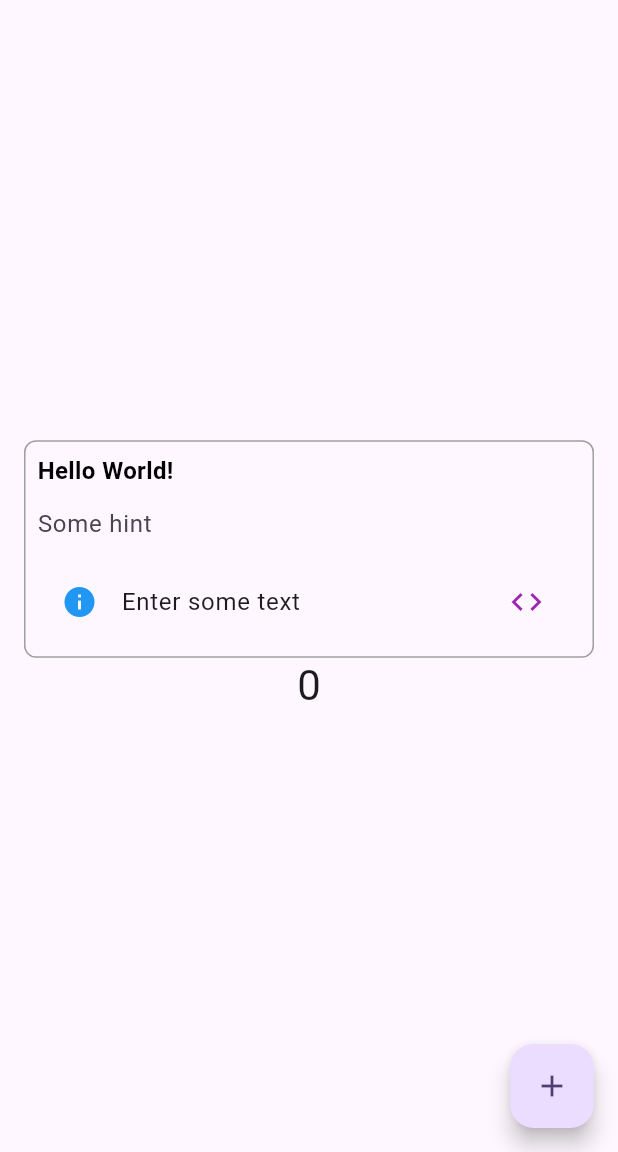
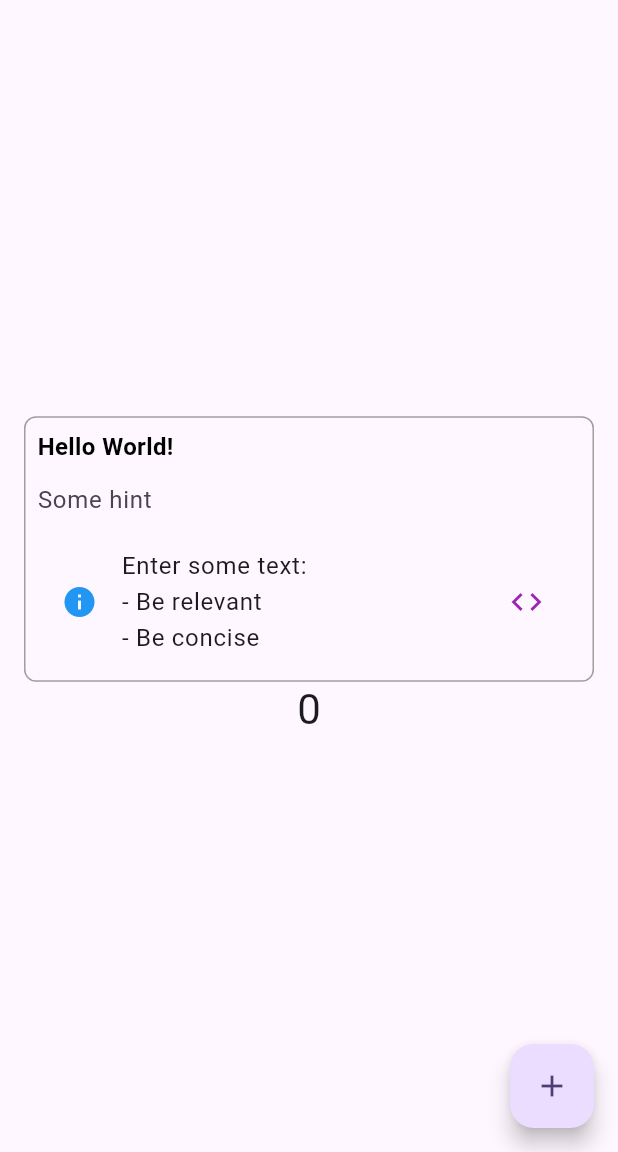
Before and after one commit to flarebyte/suricatta-sapiens, a Flutter app: the screen it shows after launch, on a phone screen of 412 x 824 dp, the part 84-1236 px from its top. Run offline on Flutter 3.47's test engine with Material 2 defaults, Android fonts, the phone set to English and light mode, and no system bars; generated files the repository leaves out were written again.

Commit message:
Display number of chars and multiple line info

```diff
--- a/apps/app4152964/lib/main.dart
+++ b/apps/app4152964/lib/main.dart
@@ -7,6 +7,8 @@ import 'model/widget_model.dart';
 void main() {
   runApp(const MyApp());
 }
+
+final RegExp regExpForWord = RegExp(r"[\w-._]+");
 
 class MyApp extends StatelessWidget {
   const MyApp({super.key});
@@ -46,7 +48,6 @@ class _MyHomePageState extends State<MyHomePage> {
 
   @override
   Widget build(BuildContext context) {
-
     return Scaffold(
       appBar: AppBar(
         backgroundColor: Theme.of(context).colorScheme.inversePrimary,
@@ -63,8 +64,7 @@ class _MyHomePageState extends State<MyHomePage> {
                 validator: (value) {
                   if (value == null || value.isEmpty) {
                     return [
-                      Message("Enter some text", Level.info, Category.syntax),
-
+                      Message("Enter some text:\n- Be relevant\n- Be concise", Level.info, Category.syntax),
                     ];
                   }
                   if (value.isNotEmpty && value.length < 5) {
@@ -74,7 +74,13 @@ class _MyHomePageState extends State<MyHomePage> {
                           "Misspelled word", Level.warning, Category.spelling)
                     ];
                   }
-                  return [ Message("Looks good so far", Level.info, Category.syntax)];
+                  return [
+                    Message("Looks good so far", Level.info, Category.syntax),
+                    Message(
+                        "${value.length} characters, ${regExpForWord.allMatches(value).length} words.",
+                        Level.info,
+                        Category.syntax)
+                  ];
                 }),
             Text(
               '$_counter',
```
